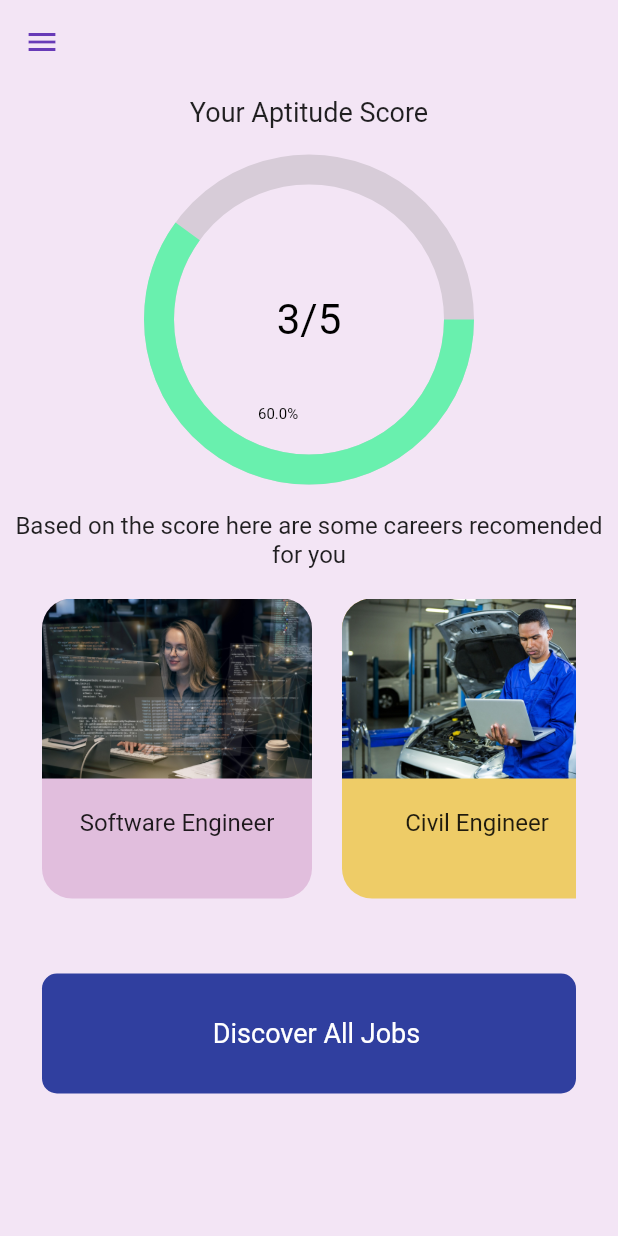
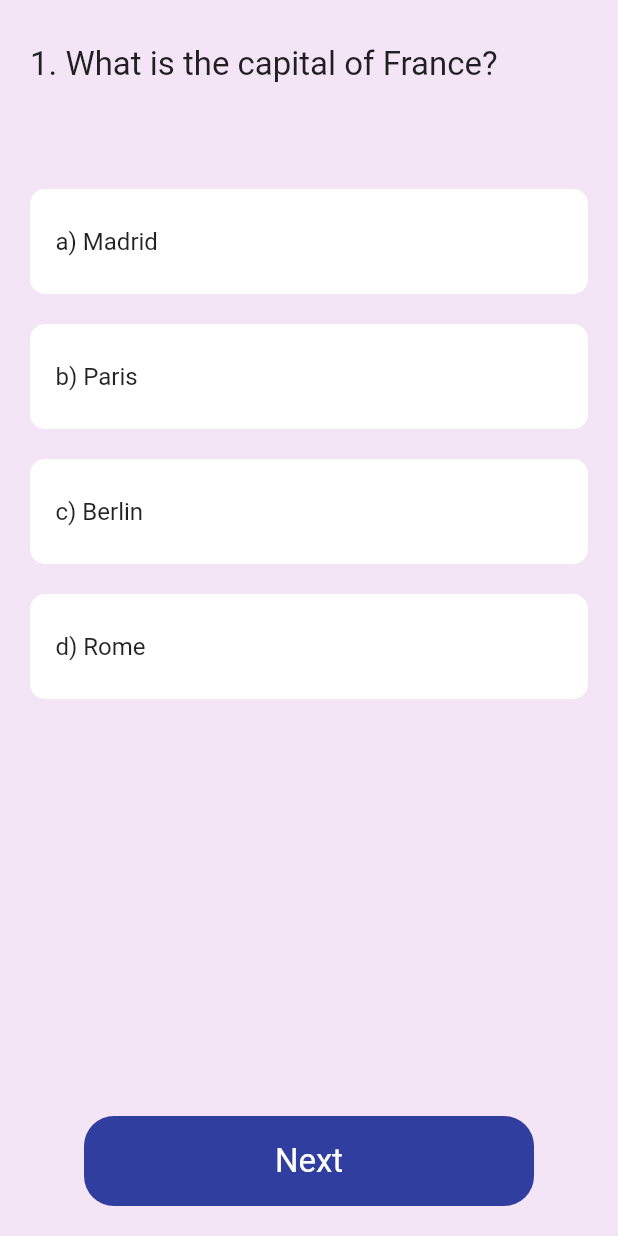
Before and after one commit to eDemy-SIH/eDemy-App, a Flutter app: the Hobbies screen opened by its route, after a tap on "Next", on a phone screen of 412 x 824 dp. Run offline on Flutter 3.47's test engine with Material 2 defaults, Android fonts, the light colour scheme and no system bars; drawn by our look-alikes of pie_chart; our stand-ins replace hive, hive_flutter, smooth_page_indicator, velocity_x; accounts and stored records are empty.

Commit message:
Question Added

```diff
--- a/lib/main.dart
+++ b/lib/main.dart
@@ -1,6 +1,7 @@
 import 'package:sih_app/pages/air_travel.dart';
 import 'package:sih_app/pages/discover_jobs.dart';
 import 'package:sih_app/pages/education_info.dart';
+import 'package:sih_app/pages/aptitude.dart';
 import 'package:sih_app/pages/student_info.dart';
 import 'package:sih_app/pages/get_started.dart';
 import 'package:sih_app/pages/home.dart';
@@ -59,6 +60,7 @@ class _MyAppState extends State<MyApp> {
         Myroutes.hobbyRoute: (context) => Hobbies(),
         Myroutes.airCarbonRoute: (context) => AirTravel(),
         Myroutes.discoverRoute: (context) => DiscoverCareers(),
+        Myroutes.aptitudeRoute: (context) => AptitudeTest(),
       },
     );
   }
--- /dev/null
+++ b/lib/pages/aptitude.dart
@@ -0,0 +1,130 @@
+import 'dart:math';
+
+import 'package:flutter/material.dart';
+import 'package:sih_app/pages/home.dart';
+import 'package:sih_app/widgets/anwer_card.dart';
+import 'package:sih_app/widgets/next_buttons.dart';
+import 'package:sih_app/widgets/question_list.dart';
+import 'package:velocity_x/velocity_x.dart';
+
+class AptitudeTest extends StatefulWidget {
+  const AptitudeTest({super.key});
+
+  @override
+  State<AptitudeTest> createState() => _AptitudeTestState();
+}
+
+class _AptitudeTestState extends State<AptitudeTest> {
+  int ? selectedAnswerIndex;
+  int questionIndex=0;
+  int score=0;
+
+  void pickAnswer(int vl){
+    selectedAnswerIndex=vl;
+    final question=questions[questionIndex];
+    if(selectedAnswerIndex==question.correctAnswerIndex){
+      score+=1;
+    }
+    setState(() {});
+  }
+
+  void goNext(){
+    if(questionIndex<questions.length-1){
+      questionIndex++;
+      selectedAnswerIndex=null;
+    }
+    setState(() {});
+  }
+
+  @override
+  Widget build(BuildContext context) {
+    final question=questions[questionIndex];
+    bool isLast=questionIndex==questions.length-1;
+    return Scaffold(
+      body: SafeArea(
+         child: Container(
+
+          decoration: BoxDecoration(
+            borderRadius: BorderRadius.circular(15),
+            color: context.canvasColor,
+          ),
+          child: Column(
+              crossAxisAlignment: CrossAxisAlignment.start,
+              children: [
+
+                Padding(
+                  padding: EdgeInsets.only(top: 30,left: 20,right: 20),
+                  child: Text(
+                    question.question,
+                    style: TextStyle(fontSize: 22),
+                  ),
+                ),
+                SizedBox(height: 30,),
+
+                Padding(
+                  padding: EdgeInsets.only(top: 30,left: 20,right: 20),
+                  child: ListView.builder(
+                    shrinkWrap: true,
+                    itemCount: question.options.length,
+                    itemBuilder: (context,index){
+                      return GestureDetector(
+                        onTap: selectedAnswerIndex==null
+                        ? () => pickAnswer(index)
+                        : null,
+                        child: AnswerCard(
+                          question: question.options[index],
+                          isSelected: selectedAnswerIndex==index,
+                          currentIndex: index,
+                          correctAnswerIndex: question.correctAnswerIndex,
+                          selectedAnswerIndex: selectedAnswerIndex,
+                        ),
+                      );
+                    }
+                  ),
+                ),
+
+                isLast? Expanded(
+                    child: Align(
+                      alignment: Alignment.bottomCenter,
+                      child: Padding(
+                        padding: const EdgeInsets.only(bottom: 20),
+                        child: GestureDetector(
+                          onTap: () => {
+
+                            Navigator.of(context).pushReplacement(
+                              MaterialPageRoute(
+                                builder: (_) => HomePage(
+
+                                ),
+                              ),
+                            ),
+                            },
+                          child: NextButton(text: "Submit")
+                        ),
+                      ),
+                    ),
+                  )
+                :Expanded(
+                    child: Align(
+                      alignment: Alignment.bottomCenter,
+                      child: Padding(
+                        padding: const EdgeInsets.only(bottom: 20),
+                        child: GestureDetector(
+                          onTap: () => {
+
+                            selectedAnswerIndex!=null ? goNext() : null
+                            },
+                          child: NextButton(text: "Next")
+                        ),
+                      ),
+                    ),
+                  )
+
+              ],
+          )
+
+        )
+      ),
+    );
+  }
+}
--- a/lib/pages/hobbies.dart
+++ b/lib/pages/hobbies.dart
@@ -55,7 +55,7 @@ class _HobbiesState extends State<Hobbies> {
         //_myActivitiesResult = _myActivities.toString();
       });
       Future.delayed(Duration(seconds: 1));
-      Navigator.pushNamed(context, Myroutes.homeRoute);
+      Navigator.pushNamed(context, Myroutes.aptitudeRoute);
 
     db.updateTheme();
   }
--- a/lib/pages/home.dart
+++ b/lib/pages/home.dart
@@ -5,7 +5,8 @@ import 'package:pie_chart/pie_chart.dart';
 import 'package:velocity_x/velocity_x.dart';
 
 class HomePage extends StatelessWidget {
-   HomePage({super.key});
+
+   HomePage({super.key,});
 
   final dataMap = <String, double>{
     "Progress": 3,
--- /dev/null
+++ b/lib/widgets/anwer_card.dart
@@ -0,0 +1,110 @@
+import 'package:flutter/material.dart';
+
+
+
+class AnswerCard extends StatelessWidget {
+  const AnswerCard({
+    super.key,
+    required this.question,
+    required this.isSelected,
+    required this.currentIndex,
+    required this.correctAnswerIndex,
+    required this.selectedAnswerIndex,
+  });
+
+  final String question;
+  final bool isSelected;
+  final int? correctAnswerIndex;
+  final int? selectedAnswerIndex;
+  final int currentIndex;
+
+  @override
+  Widget build(BuildContext context) {
+    bool isCorrectAnswer = currentIndex == correctAnswerIndex;
+    bool isWrongAnswer = !isCorrectAnswer && isSelected;
+    return Padding(
+      padding: const EdgeInsets.symmetric(
+        vertical: 10.0,
+      ),
+      child: selectedAnswerIndex != null
+          // if one option is chosen
+          ? Container(
+              height: 70,
+              padding: const EdgeInsets.all(16.0),
+              decoration: BoxDecoration(
+                color: Colors.white,
+                borderRadius: BorderRadius.circular(10),
+                border: Border.all(
+                  color: isCorrectAnswer
+                      ? Colors.green
+                      : isWrongAnswer
+                          ? Colors.red
+                          : Colors.white,
+                  width: 3,
+                ),
+
+              ),
+              child: Row(
+                children: [
+                  Expanded(
+                    child: Text(
+                      question,
+                      style: const TextStyle(
+                        fontSize: 16,
+                      ),
+                    ),
+                  ),
+                  const SizedBox(height: 10),
+                  isCorrectAnswer
+                      ? buildCorrectIcon()
+                      : isWrongAnswer
+                          ? buildWrongIcon()
+                          : const SizedBox.shrink(),
+                ],
+              ),
+            )
+          // If no option is selected
+          : Container(
+              height: 70,
+              padding: const EdgeInsets.all(16.0),
+              decoration: BoxDecoration(
+                color: Colors.white,
+                borderRadius: BorderRadius.circular(10),
+                border: Border.all(
+                  color: Colors.white,
+                ),
+              ),
+              child: Row(
+                children: [
+                  Expanded(
+                    child: Text(
+                      question,
+                      style: const TextStyle(
+                        fontSize: 16,
+                      ),
+                    ),
+                  ),
+                ],
+              ),
+            ),
+    );
+  }
+}
+
+Widget buildCorrectIcon() => const CircleAvatar(
+      radius: 15,
+      backgroundColor: Colors.green,
+      child: Icon(
+        Icons.check,
+        color: Colors.white,
+      ),
+    );
+
+Widget buildWrongIcon() => const CircleAvatar(
+      radius: 15,
+      backgroundColor: Colors.red,
+      child: Icon(
+        Icons.close,
+        color: Colors.white,
+      ),
+    );
```
Also changed, not shown: lib/pages/quiz.dart (deleted).
